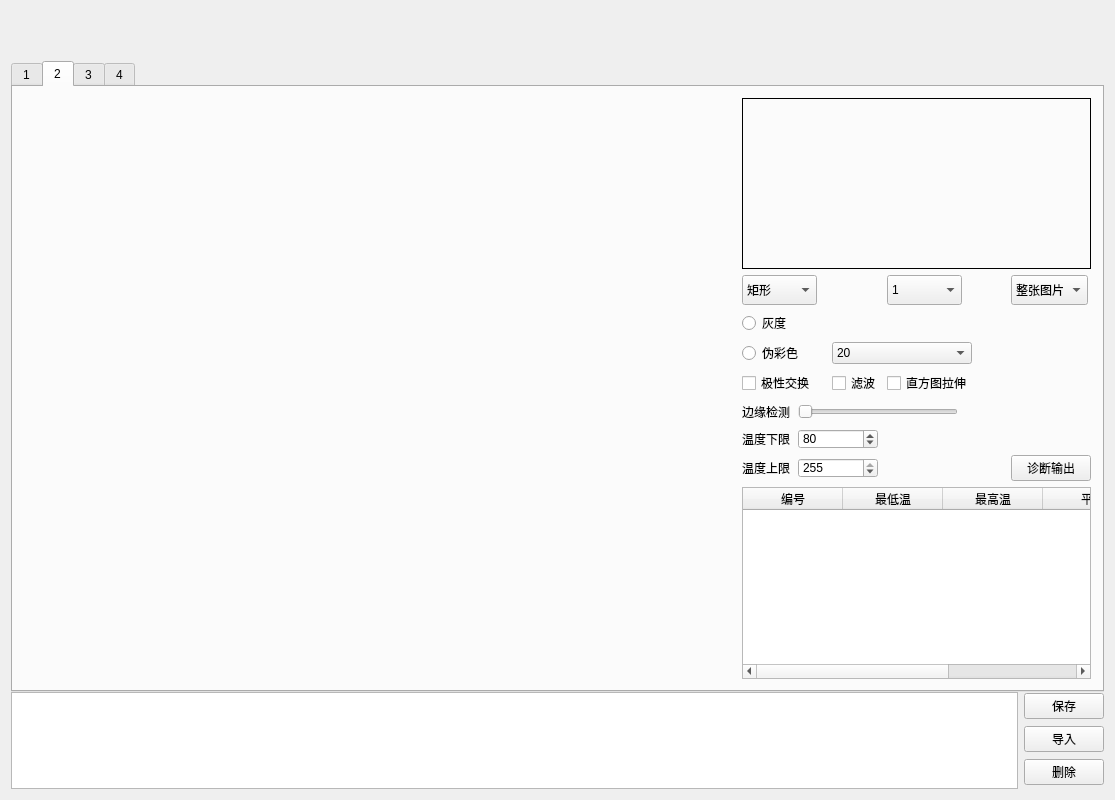
The window that MTD-MinGW/widget.ui (wj199046/MTD-20170814) describes before a commit, drawn with Qt 5.
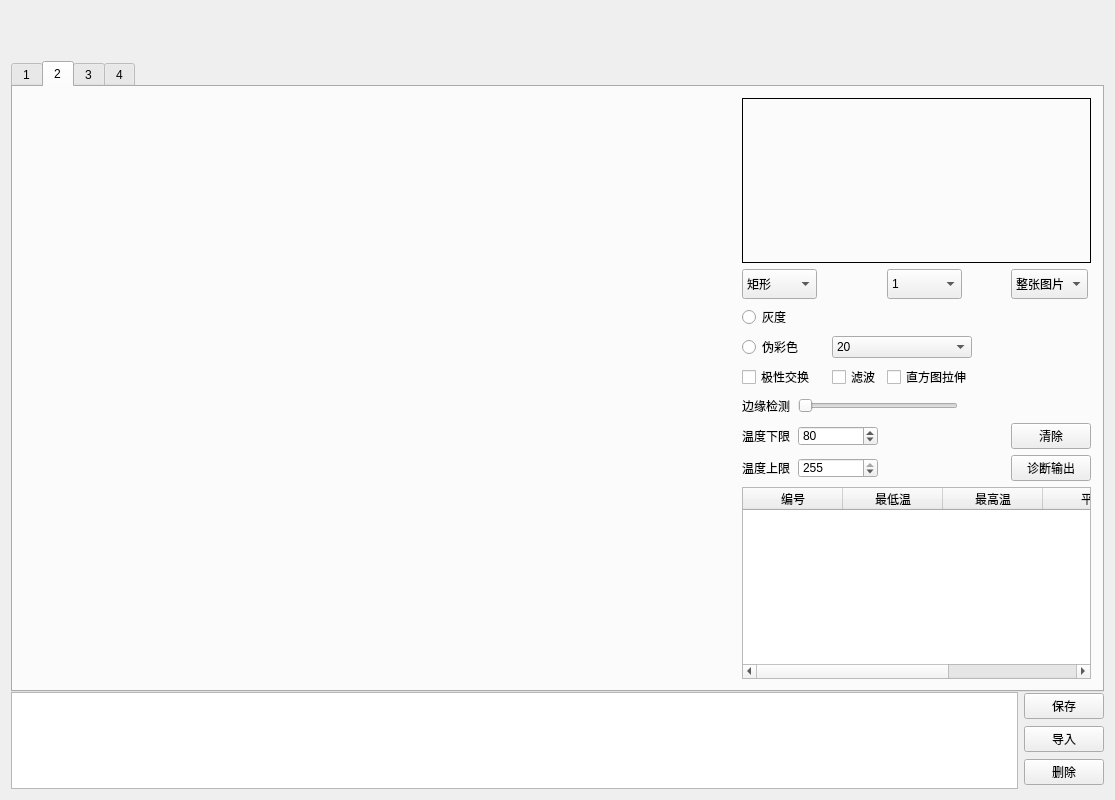
The same window after the commit. The open tabs and pages were chosen to show the change. Icons and pictures are not drawn. Custom widgets are drawn as their Qt base class.

Commit message: 在图片分析界面添加清除按键

The edit to the form file:
```diff
--- a/MTD-MinGW/widget.ui
+++ b/MTD-MinGW/widget.ui
@@ -851,6 +851,13 @@
                    </property>
                   </widget>
                  </item>
+                 <item row="5" column="5">
+                  <widget class="QPushButton" name="pushButton_clearArea">
+                   <property name="text">
+                    <string>清除</string>
+                   </property>
+                  </widget>
+                 </item>
                 </layout>
                </item>
                <item>
```
The commit also changes 6 other files.
